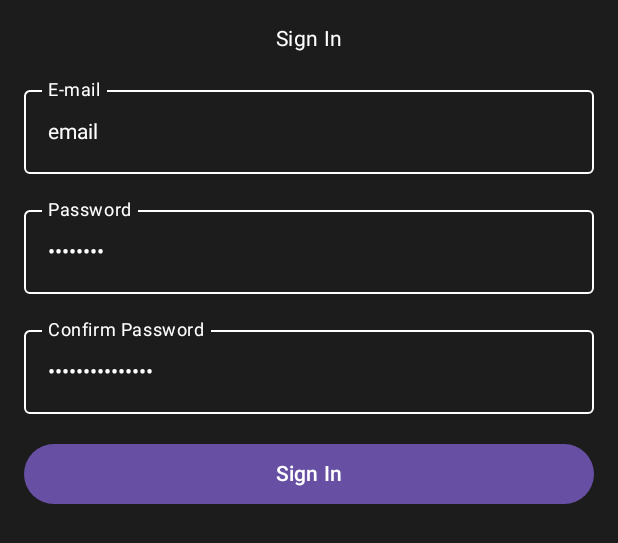
After one commit to rabaduptis/CryptoCurrencyTracker, an Android app built with Jetpack Compose: the @Preview function SignInComposable, on a phone screen of 412 x 824 dp. The commit adds this screen. Shown: the top 543 px of the screen. Run offline under Robolectric (Android 15) with nearby library versions, the phone set to English and light mode, and no system bars.

Commit message:
add SignIn composable

```diff
--- /dev/null
+++ b/app/src/main/java/com/root14/cryptocurrencytracker/ui/composable/SignInComposable.kt
@@ -0,0 +1,104 @@
+package com.root14.cryptocurrencytracker.ui.composable
+
+import androidx.compose.foundation.layout.Arrangement
+import androidx.compose.foundation.layout.Column
+import androidx.compose.foundation.layout.fillMaxSize
+import androidx.compose.foundation.layout.fillMaxWidth
+import androidx.compose.foundation.layout.padding
+import androidx.compose.foundation.text.KeyboardOptions
+import androidx.compose.material3.Button
+import androidx.compose.material3.ExperimentalMaterial3Api
+import androidx.compose.material3.MaterialTheme
+import androidx.compose.material3.OutlinedTextField
+import androidx.compose.material3.Surface
+import androidx.compose.material3.Text
+import androidx.compose.material3.TextFieldDefaults
+import androidx.compose.runtime.Composable
+import androidx.compose.ui.Alignment
+import androidx.compose.ui.Modifier
+import androidx.compose.ui.graphics.Color.Companion.White
+import androidx.compose.ui.text.input.ImeAction
+import androidx.compose.ui.text.input.KeyboardType
+import androidx.compose.ui.text.input.PasswordVisualTransformation
+import androidx.compose.ui.tooling.preview.Preview
+import androidx.compose.ui.unit.dp
+import com.root14.cryptocurrencytracker.ui.theme.DarkBlack
+
+/**
+ * Created by ilkay on 11,May, 2023
+ */
+
+@OptIn(ExperimentalMaterial3Api::class)
+@Preview(showSystemUi = true, showBackground = true)
+@Composable
+fun SignInComposable() {
+
+    var email = ""
+    var password = ""
+    var confirmPassword = ""
+
+    val outlinedTextFieldColor = TextFieldDefaults.outlinedTextFieldColors(
+        focusedBorderColor = White,
+        unfocusedBorderColor = White,
+        textColor = White
+    )
+
+    Surface(color = DarkBlack) {
+        Column(
+            modifier = Modifier
+                .fillMaxSize()
+                .padding(16.dp),
+            horizontalAlignment = Alignment.CenterHorizontally,
+            verticalArrangement = Arrangement.spacedBy(16.dp)
+        ) {
+
+
+            Text(
+                text = "Sign In", style = MaterialTheme.typography.bodyMedium, color = White
+            )
+            OutlinedTextField(
+                value = "email",
+                onValueChange = { email = it },
+                label = { Text("E-mail", color = White) },
+                keyboardOptions = KeyboardOptions.Default.copy(
+                    keyboardType = KeyboardType.Email,
+                    imeAction = ImeAction.Next,
+                ),
+                modifier = Modifier.fillMaxWidth(),
+                colors = outlinedTextFieldColor
+            )
+
+            OutlinedTextField(
+                value = "password",
+                onValueChange = { password = it },
+                label = { Text("Password", color = White) },
+                visualTransformation = PasswordVisualTransformation(),
+                keyboardOptions = KeyboardOptions.Default.copy(
+                    keyboardType = KeyboardType.Password,
+                    imeAction = ImeAction.Next,
+                ),
+                modifier = Modifier.fillMaxWidth(),
+                colors = outlinedTextFieldColor
+            )
+
+            OutlinedTextField(
+                value = "confirmPassword",
+                onValueChange = { confirmPassword = it },
+                label = { Text("Confirm Password", color = White) },
+                visualTransformation = PasswordVisualTransformation(),
+                keyboardOptions = KeyboardOptions.Default.copy(
+                    keyboardType = KeyboardType.Password,
+                    imeAction = ImeAction.Done,
+                ),
+                modifier = Modifier.fillMaxWidth(),
+                colors = outlinedTextFieldColor
+            )
+
+            Button(
+                onClick = { /* sign in button */ }, modifier = Modifier.fillMaxWidth()
+            ) {
+                Text(text = "Sign In")
+            }
+        }
+    }
+}
--- a/app/src/main/java/com/root14/cryptocurrencytracker/ui/theme/Color.kt
+++ b/app/src/main/java/com/root14/cryptocurrencytracker/ui/theme/Color.kt
@@ -9,3 +9,6 @@ val Pink80 = Color(0xFFEFB8C8)
 val Purple40 = Color(0xFF6650a4)
 val PurpleGrey40 = Color(0xFF625b71)
 val Pink40 = Color(0xFF7D5260)
+
+
+val DarkBlack = Color(0xff1c1c1c)
```
